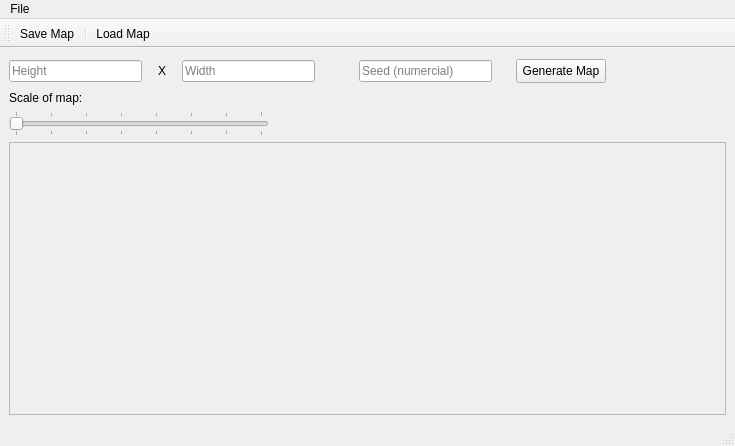
First picture: the form in mapgenerator.ui, repository KacperVonPrecel/2D-tile-map-generator, before the edit.
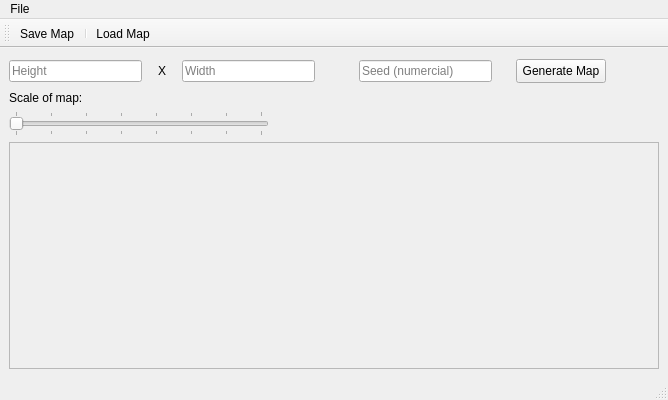
Second picture: the form after the edit.

```diff
--- a/mapgenerator.ui
+++ b/mapgenerator.ui
@@ -6,8 +6,8 @@
    <rect>
     <x>0</x>
     <y>0</y>
-    <width>735</width>
-    <height>446</height>
+    <width>668</width>
+    <height>400</height>
    </rect>
   </property>
   <property name="sizePolicy">
@@ -302,8 +302,8 @@
           <rect>
            <x>0</x>
            <y>0</y>
-           <width>713</width>
-           <height>259</height>
+           <width>646</width>
+           <height>213</height>
           </rect>
          </property>
          <layout class="QHBoxLayout" name="horizontalLayout_3">
@@ -342,7 +342,7 @@
     <rect>
      <x>0</x>
      <y>0</y>
-     <width>735</width>
+     <width>668</width>
      <height>22</height>
     </rect>
    </property>
```
